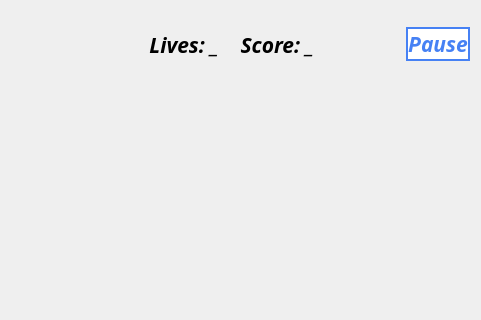
This is Dance_Game/game_screen.ui in BradyCason/CV-Dance-Game as Qt 5 draws it before an edit; both pictures show x 719 to 1200 and y 0 to 320 of the 1200 by 785 pixel window. The edited form follows.
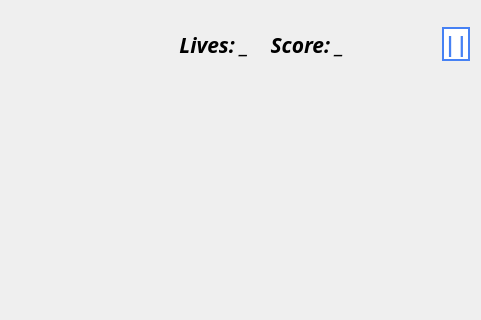
This is the edited form. Icons and pictures are not drawn.

Commit message: Pause button on UI file

Patch:
```diff
--- a/Dance_Game/game_screen.ui
+++ b/Dance_Game/game_screen.ui
@@ -64,7 +64,7 @@
          <family>Sans Serif Collection</family>
          <pointsize>16</pointsize>
          <weight>75</weight>
-         <italic>true</italic>
+         <italic>false</italic>
          <bold>true</bold>
         </font>
        </property>
@@ -83,7 +83,7 @@
 }</string>
        </property>
        <property name="text">
-        <string>Pause</string>
+        <string>||</string>
        </property>
        <property name="icon">
         <iconset theme="pause">
```
